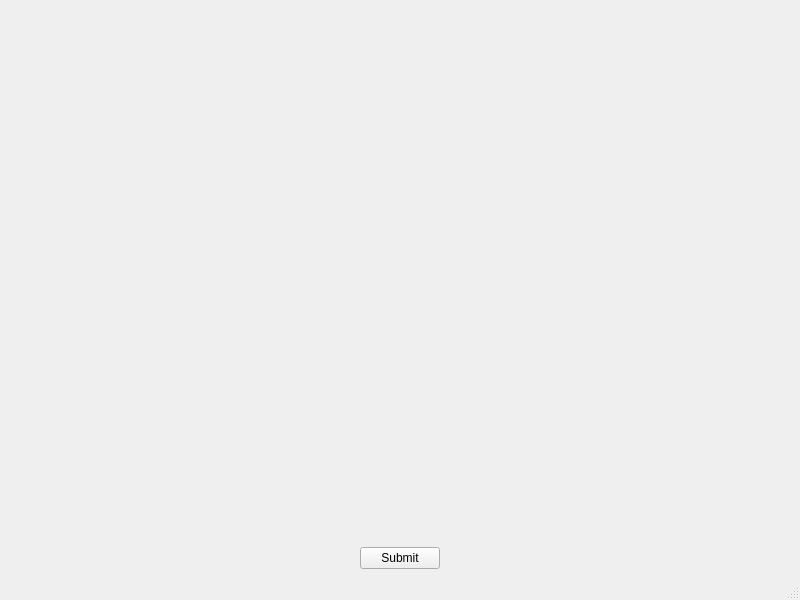
Old version of the form QtProject/src/mainwindow.ui in the repository alimoghanni/QtProject.
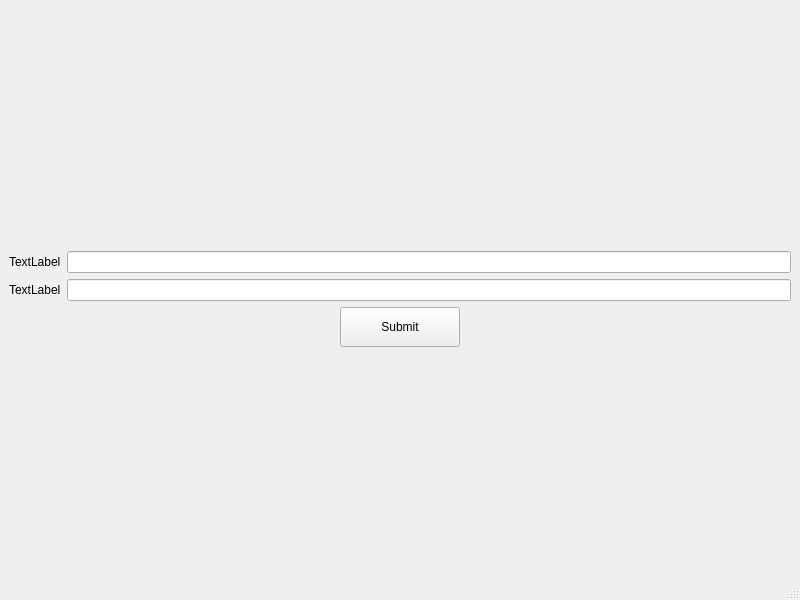
New version of the form.

Commit message: added label and line edit

```diff
--- a/QtProject/src/mainwindow.ui
+++ b/QtProject/src/mainwindow.ui
@@ -28,6 +28,33 @@
       </property>
      </spacer>
     </item>
+    <item>
+     <layout class="QFormLayout" name="formLayout">
+      <property name="topMargin">
+       <number>20</number>
+      </property>
+      <item row="0" column="0">
+       <widget class="QLabel" name="label">
+        <property name="text">
+         <string>TextLabel</string>
+        </property>
+       </widget>
+      </item>
+      <item row="1" column="0">
+       <widget class="QLabel" name="label_2">
+        <property name="text">
+         <string>TextLabel</string>
+        </property>
+       </widget>
+      </item>
+      <item row="0" column="1">
+       <widget class="QLineEdit" name="lineEdit"/>
+      </item>
+      <item row="1" column="1">
+       <widget class="QLineEdit" name="lineEdit_2"/>
+      </item>
+     </layout>
+    </item>
     <item>
      <layout class="QHBoxLayout" name="horizontalLayout">
       <item>
@@ -45,6 +72,12 @@
       </item>
       <item>
        <widget class="QPushButton" name="pushButton">
+        <property name="minimumSize">
+         <size>
+          <width>120</width>
+          <height>40</height>
+         </size>
+        </property>
         <property name="text">
          <string>Submit</string>
         </property>
@@ -65,6 +98,19 @@
       </item>
      </layout>
     </item>
+    <item>
+     <spacer name="verticalSpacer_2">
+      <property name="orientation">
+       <enum>Qt::Vertical</enum>
+      </property>
+      <property name="sizeHint" stdset="0">
+       <size>
+        <width>20</width>
+        <height>40</height>
+       </size>
+      </property>
+     </spacer>
+    </item>
    </layout>
   </widget>
   <widget class="QMenuBar" name="menubar">
```
